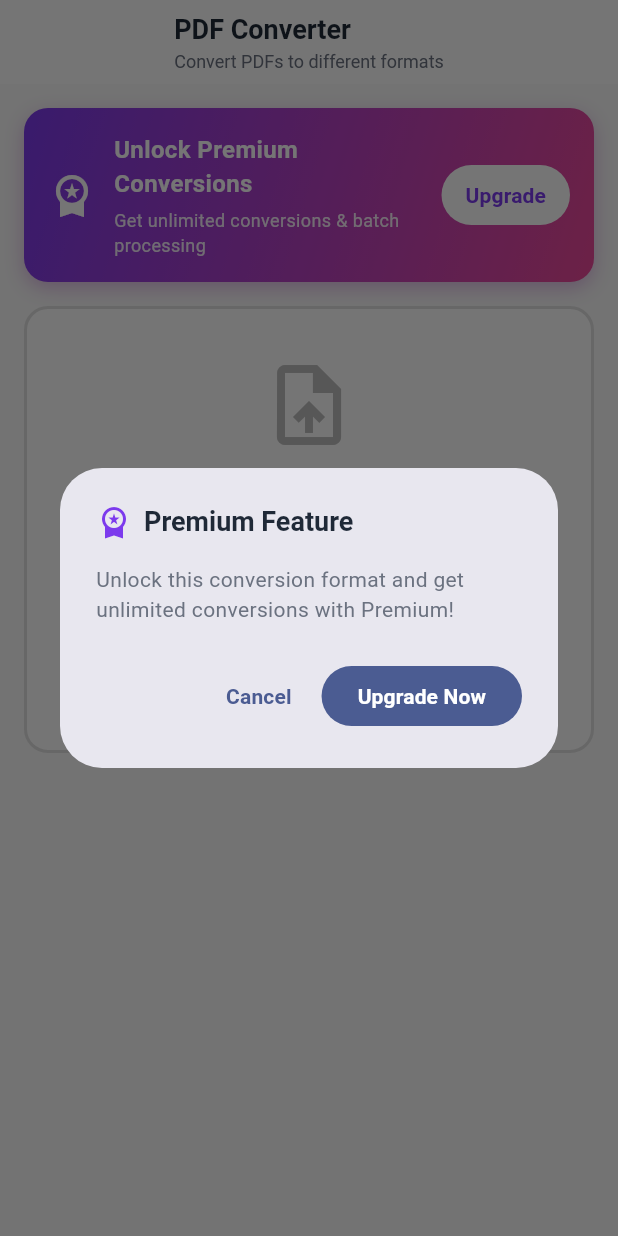
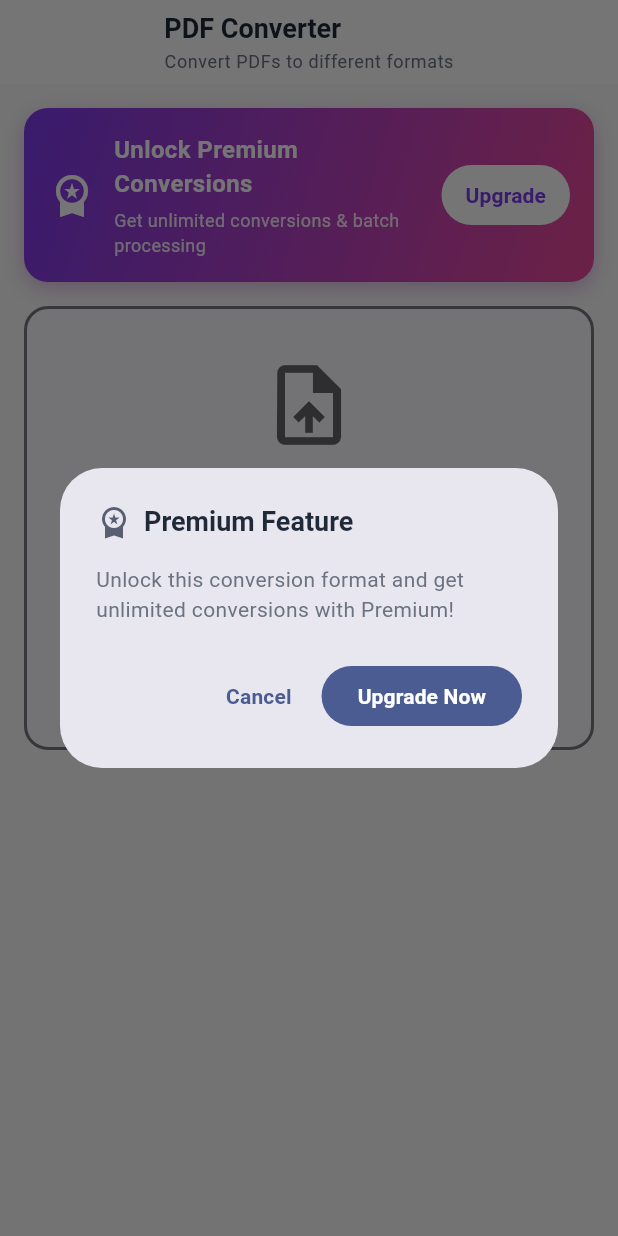
Before and after one commit to vihahb/pdf_professional_flutter, a Flutter app: the ConverterScreen screen opened directly, after a tap on "Upgrade", on a phone screen of 412 x 824 dp. Run offline on Flutter 3.47's test engine with Material 3 defaults, Android fonts, the phone set to English and light mode, and no system bars; our stand-ins replace camera, file_picker, google_mobile_ads, hive_flutter, image_cropper, image_picker and 4 more; missing offline and left inert: syncfusion_flutter_pdfviewer; accounts and stored records are empty; network calls fail.

Commit message:
Integrate dark/light mode across all app screens
- Added SharedPreferences persistence to ThemeProvider to save user theme preference
- Updated pdf_list_screen.dart to use theme-aware colors instead of hardcoded values
- Updated converter_screen.dart with theme colors for all UI elements
- Updated scan_document_screen_new.dart to respect theme brightness
- Updated settings_screen.dart premium card to use theme colors
- All screens now properly adapt to dark and light mode
- Theme toggle available in both settings and PDF list screen
- User theme preference persists across app restarts

```diff
--- a/lib/screens/converter_screen.dart
+++ b/lib/screens/converter_screen.dart
@@ -96,11 +96,14 @@ class _ConverterScreenState extends State<ConverterScreen> {
     showDialog(
       context: context,
       builder: (context) => AlertDialog(
-        title: const Row(
+        title: Row(
           children: [
-            Icon(Icons.workspace_premium, color: Color(0xFF7C3AED)),
-            SizedBox(width: 8),
-            Text('Premium Feature'),
+            Icon(
+              Icons.workspace_premium,
+              color: Theme.of(context).colorScheme.secondary,
+            ),
+            const SizedBox(width: 8),
+            const Text('Premium Feature'),
           ],
         ),
         content: const Text(
@@ -134,7 +137,6 @@ class _ConverterScreenState extends State<ConverterScreen> {
     final isPremium = context.watch<PremiumProvider>().isPremium;
 
     return Scaffold(
-      backgroundColor: const Color(0xFFFAFAFA),
       body: CustomScrollView(
         slivers: [
           // Header
@@ -142,33 +144,28 @@ class _ConverterScreenState extends State<ConverterScreen> {
             expandedHeight: 0,
             floating: true,
             pinned: true,
-            backgroundColor: Colors.white,
             surfaceTintColor: Colors.transparent,
             elevation: 0,
             automaticallyImplyLeading: false,
-            title: const Padding(
-              padding: EdgeInsets.symmetric(horizontal: 16, vertical: 8),
-              child: Column(
+            title: Padding(
+              padding: const EdgeInsets.symmetric(horizontal: 16, vertical: 8),
+              child: Builder(
+                builder: (context) => Column(
                   crossAxisAlignment: CrossAxisAlignment.start,
                   children: [
                     Text(
                       'PDF Converter',
-                    style: TextStyle(
-                      fontSize: 18,
+                      style: Theme.of(context).textTheme.headlineSmall?.copyWith(
                         fontWeight: FontWeight.bold,
-                      color: Color(0xFF1F2937),
                       ),
                     ),
-                  SizedBox(height: 2),
+                    const SizedBox(height: 2),
                     Text(
                       'Convert PDFs to different formats',
-                    style: TextStyle(
-                      fontSize: 12,
-                      color: Color(0xFF6B7280),
-                      fontWeight: FontWeight.normal,
-                    ),
+                      style: Theme.of(context).textTheme.bodySmall,
                     ),
                   ],
+                ),
               ),
             ),
           ),
@@ -241,12 +238,17 @@ class _ConverterScreenState extends State<ConverterScreen> {
 
                 // File Upload Section
                 if (_selectedFile == null)
-                  Container(
+                  Builder(
+                    builder: (context) => Container(
                       margin: const EdgeInsets.only(bottom: 16),
                       decoration: BoxDecoration(
-                      color: Colors.white,
+                        color: Theme.of(context).colorScheme.surface,
                         borderRadius: BorderRadius.circular(16),
-                      border: Border.all(color: Colors.grey[300]!, width: 2, strokeAlign: BorderSide.strokeAlignInside),
+                        border: Border.all(
+                          color: Theme.of(context).colorScheme.outline,
+                          width: 2,
+                          strokeAlign: BorderSide.strokeAlignInside,
+                        ),
                       ),
                       child: Material(
                         color: Colors.transparent,
@@ -257,30 +259,28 @@ class _ConverterScreenState extends State<ConverterScreen> {
                             padding: const EdgeInsets.all(32),
                             child: Column(
                               children: [
-                              Icon(Icons.upload_file, size: 64, color: Colors.grey[400]),
+                                Icon(
+                                  Icons.upload_file,
+                                  size: 64,
+                                  color: Theme.of(context).iconTheme.color?.withValues(alpha: 0.6),
+                                ),
                                 const SizedBox(height: 16),
                                 Text(
                                   'Select a PDF File',
-                                style: TextStyle(
-                                  color: Colors.grey[900],
-                                  fontSize: 18,
+                                  style: Theme.of(context).textTheme.headlineSmall?.copyWith(
                                     fontWeight: FontWeight.bold,
                                   ),
                                 ),
                                 const SizedBox(height: 8),
                                 Text(
                                   'Choose a file from your device to convert',
-                                style: TextStyle(
-                                  color: Colors.grey[600],
-                                  fontSize: 14,
-                                ),
+                                  style: Theme.of(context).textTheme.bodyMedium,
                                   textAlign: TextAlign.center,
                                 ),
                                 const SizedBox(height: 20),
                                 FilledButton(
                                   onPressed: _pickFile,
                                   style: FilledButton.styleFrom(
-                                  backgroundColor: const Color(0xFF2563EB),
                                     padding: const EdgeInsets.symmetric(horizontal: 32, vertical: 12),
                                   ),
                                   child: const Text('Choose File'),
@@ -288,25 +288,26 @@ class _ConverterScreenState extends State<ConverterScreen> {
                                 const SizedBox(height: 12),
                                 Text(
                                   'Free users: 3 conversions per day',
-                                style: TextStyle(
-                                  color: Colors.grey[500],
-                                  fontSize: 11,
-                                ),
+                                  style: Theme.of(context).textTheme.bodySmall,
                                 ),
                               ],
                             ),
                           ),
                         ),
                       ),
+                    ),
                   )
                 else
-                  Container(
+                  Builder(
+                    builder: (context) => Container(
                       margin: const EdgeInsets.only(bottom: 16),
                       padding: const EdgeInsets.all(16),
                       decoration: BoxDecoration(
-                      color: Colors.white,
+                        color: Theme.of(context).colorScheme.surface,
                         borderRadius: BorderRadius.circular(12),
-                      border: Border.all(color: Colors.grey[200]!),
+                        border: Border.all(
+                          color: Theme.of(context).colorScheme.outline.withValues(alpha: 0.3),
+                        ),
                       ),
                       child: Row(
                         children: [
@@ -318,9 +319,8 @@ class _ConverterScreenState extends State<ConverterScreen> {
                               children: [
                                 Text(
                                   _selectedFile!,
-                                style: const TextStyle(
+                                  style: Theme.of(context).textTheme.titleMedium?.copyWith(
                                     fontWeight: FontWeight.w600,
-                                  fontSize: 15,
                                   ),
                                   maxLines: 1,
                                   overflow: TextOverflow.ellipsis,
@@ -328,10 +328,7 @@ class _ConverterScreenState extends State<ConverterScreen> {
                                 const SizedBox(height: 4),
                                 Text(
                                   '2.4 MB • 15 pages',
-                                style: TextStyle(
-                                  color: Colors.grey[600],
-                                  fontSize: 13,
-                                ),
+                                  style: Theme.of(context).textTheme.bodySmall,
                                 ),
                               ],
                             ),
@@ -349,17 +346,16 @@ class _ConverterScreenState extends State<ConverterScreen> {
                         ],
                       ),
                     ),
+                  ),
 
                 // Conversion Options
                 if (_selectedFile != null && !_isComplete) ...[
-                  Padding(
+                  Builder(
+                    builder: (context) => Padding(
                       padding: const EdgeInsets.only(bottom: 12),
                       child: Text(
                         'Select Output Format',
-                      style: TextStyle(
-                        color: Colors.grey[900],
-                        fontSize: 16,
-                        fontWeight: FontWeight.bold,
+                        style: Theme.of(context).textTheme.titleLarge,
                       ),
                     ),
                   ),
@@ -368,19 +364,26 @@ class _ConverterScreenState extends State<ConverterScreen> {
                     final isPremiumOption = option['premium'] as bool;
                     final isLocked = isPremiumOption && !isPremium;
 
+                    return Builder(
+                      builder: (context) {
+                        final colorScheme = Theme.of(context).colorScheme;
+                        final textTheme = Theme.of(context).textTheme;
+
                         return Container(
                           margin: const EdgeInsets.only(bottom: 12),
                           decoration: BoxDecoration(
-                        color: Colors.white,
+                            color: colorScheme.surface,
                             borderRadius: BorderRadius.circular(12),
                             border: Border.all(
-                          color: isSelected ? const Color(0xFF2563EB) : Colors.grey[200]!,
+                              color: isSelected
+                                  ? colorScheme.primary
+                                  : colorScheme.outline.withValues(alpha: 0.3),
                               width: isSelected ? 2 : 1,
                             ),
                             boxShadow: isSelected
                                 ? [
                                     BoxShadow(
-                                  color: Colors.blue.withValues(alpha: 0.2),
+                                      color: colorScheme.primary.withValues(alpha: 0.2),
                                       blurRadius: 8,
                                       offset: const Offset(0, 2),
                                     ),
@@ -408,13 +411,15 @@ class _ConverterScreenState extends State<ConverterScreen> {
                                       padding: const EdgeInsets.all(12),
                                       decoration: BoxDecoration(
                                         color: isSelected
-                                        ? const Color(0xFF2563EB).withValues(alpha: 0.1)
-                                        : Colors.grey[100],
+                                            ? colorScheme.primary.withValues(alpha: 0.1)
+                                            : colorScheme.surfaceContainerHighest,
                                         borderRadius: BorderRadius.circular(8),
                                       ),
                                       child: Icon(
                                         option['icon'] as IconData,
-                                    color: isSelected ? const Color(0xFF2563EB) : Colors.grey[700],
+                                        color: isSelected
+                                            ? colorScheme.primary
+                                            : colorScheme.onSurfaceVariant,
                                         size: 24,
                                       ),
                                     ),
@@ -425,32 +430,37 @@ class _ConverterScreenState extends State<ConverterScreen> {
                                         children: [
                                           Text(
                                             option['label'] as String,
-                                        style: TextStyle(
+                                            style: textTheme.titleMedium?.copyWith(
                                               fontWeight: FontWeight.w600,
-                                          fontSize: 15,
-                                          color: Colors.grey[900],
                                             ),
                                           ),
                                           const SizedBox(height: 2),
                                           Text(
                                             option['description'] as String,
-                                        style: TextStyle(
-                                          color: Colors.grey[600],
-                                          fontSize: 12,
-                                        ),
+                                            style: textTheme.bodySmall,
                                           ),
                                         ],
                                       ),
                                     ),
                                     if (isLocked)
-                                  const Icon(Icons.lock, color: Color(0xFF7C3AED), size: 20)
+                                      Icon(
+                                        Icons.lock,
+                                        color: colorScheme.secondary,
+                                        size: 20,
+                                      )
                                     else if (isSelected)
-                                  const Icon(Icons.check_circle, color: Color(0xFF2563EB), size: 20),
+                                      Icon(
+                                        Icons.check_circle,
+                                        color: colorScheme.primary,
+                                        size: 20,
+                                      ),
                                   ],
                                 ),
                               ),
                             ),
                           ),
+                        );
+                      },
                     );
                   }),
                   const SizedBox(height: 16),
@@ -459,7 +469,6 @@ class _ConverterScreenState extends State<ConverterScreen> {
                     child: FilledButton(
                       onPressed: _isConverting ? null : _convertFile,
                       style: FilledButton.styleFrom(
-                        backgroundColor: const Color(0xFF2563EB),
                         padding: const EdgeInsets.symmetric(vertical: 16),
                       ),
                       child: _isConverting
@@ -467,7 +476,6 @@ class _ConverterScreenState extends State<ConverterScreen> {
                               width: 20,
                               height: 20,
                               child: CircularProgressIndicator(
-                                color: Colors.white,
                                 strokeWidth: 2,
                               ),
                             )
```
Also changed, not shown: lib/providers/theme_provider.dart (+19 -0 lines), lib/screens/pdf_list_screen.dart (+43 -79 lines), lib/screens/scan/scan_document_screen_new.dart (+6 -3 lines), lib/screens/settings_screen.dart (+4 -4 lines). Lines whose indentation alone changed are shown as unchanged.
